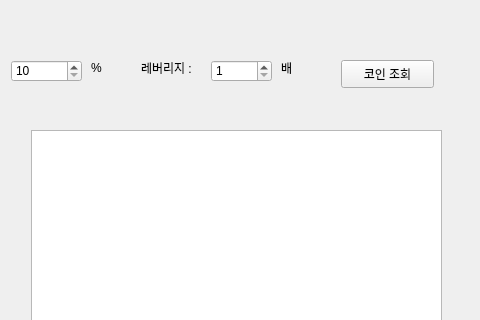
Above: MainGUI.ui from kimjaejeong/binance-J3 before the change; both pictures show x 539 to 1019 and y 0 to 320 of the 1019 by 744 pixel window. Below: the same form after it.
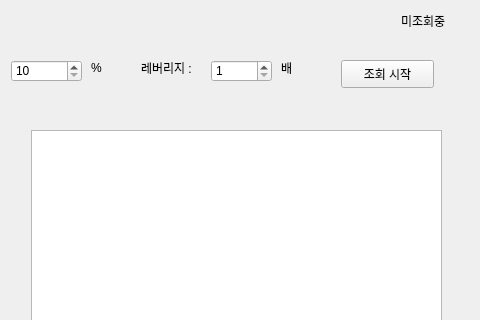
That is the form after the change.

Commit message: ui변경

```diff
--- a/MainGUI.ui
+++ b/MainGUI.ui
@@ -118,7 +118,7 @@
      </rect>
     </property>
     <property name="text">
-     <string>코인 조회</string>
+     <string>조회 시작</string>
     </property>
    </widget>
    <widget class="QComboBox" name="CoinComboBox">
@@ -271,6 +271,19 @@
      <string>필터링</string>
     </property>
    </widget>
+   <widget class="QLabel" name="StatusLabel">
+    <property name="geometry">
+     <rect>
+      <x>940</x>
+      <y>10</y>
+      <width>71</width>
+      <height>21</height>
+     </rect>
+    </property>
+    <property name="text">
+     <string>미조회중</string>
+    </property>
+   </widget>
   </widget>
   <widget class="QMenuBar" name="menubar">
    <property name="geometry">
```
The commit also changes 1 other file.
